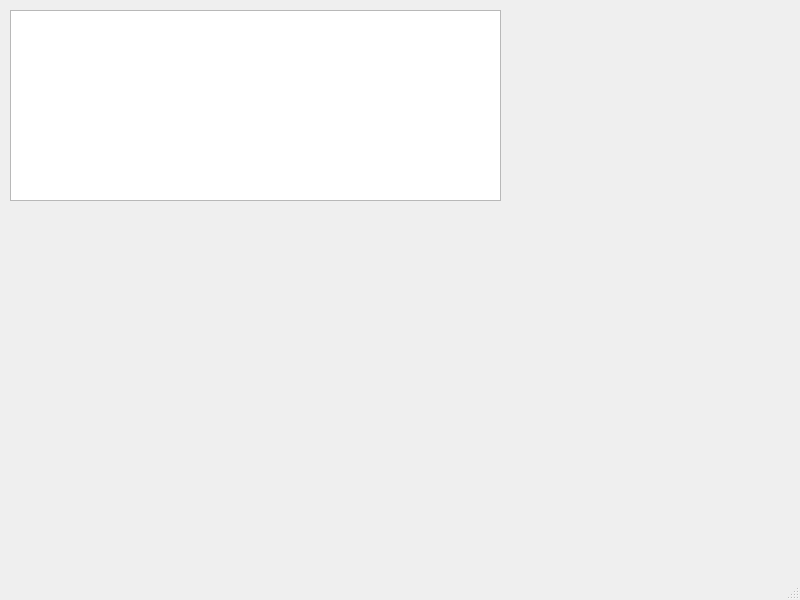
mymelo-s2/fileWatcherApp, file mainwindow.ui: the form before one commit.
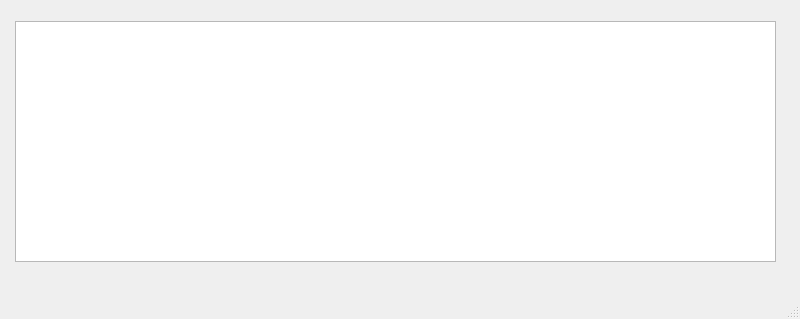
The form after the commit.

Diff of the .ui file:
```diff
--- a/mainwindow.ui
+++ b/mainwindow.ui
@@ -7,20 +7,20 @@
     <x>0</x>
     <y>0</y>
     <width>800</width>
-    <height>600</height>
+    <height>319</height>
    </rect>
   </property>
   <property name="windowTitle">
    <string>MainWindow</string>
   </property>
   <widget class="QWidget" name="centralwidget">
-   <widget class="QListView" name="listView">
+   <widget class="QTableView" name="tableView">
     <property name="geometry">
      <rect>
-      <x>10</x>
-      <y>10</y>
-      <width>491</width>
-      <height>191</height>
+      <x>15</x>
+      <y>21</y>
+      <width>761</width>
+      <height>241</height>
      </rect>
     </property>
    </widget>
```
